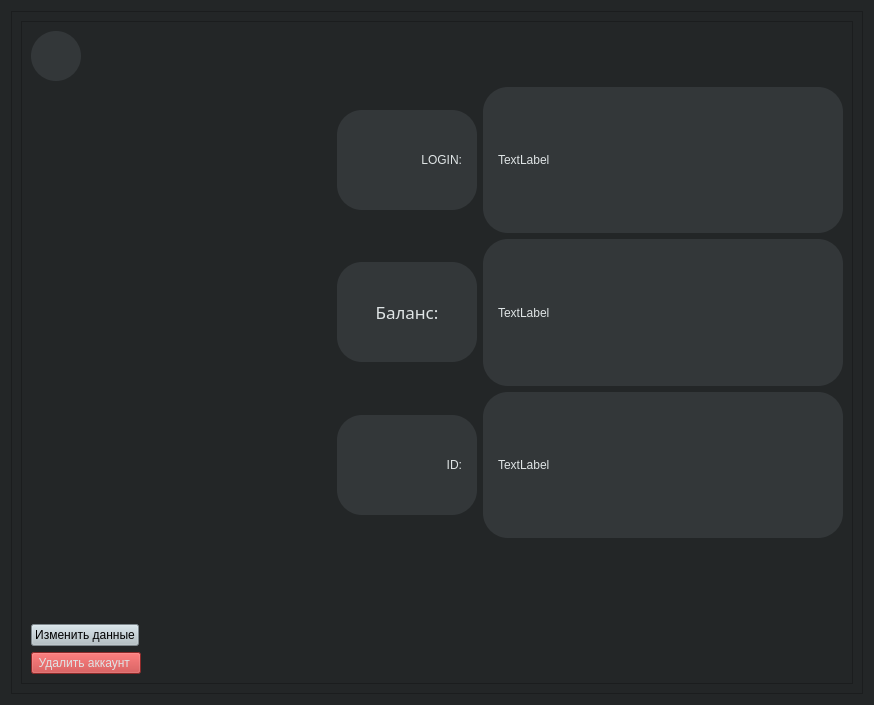
The window that Account/account.ui (ToniTrum/My_EGS) describes before a commit, drawn with Qt 5.
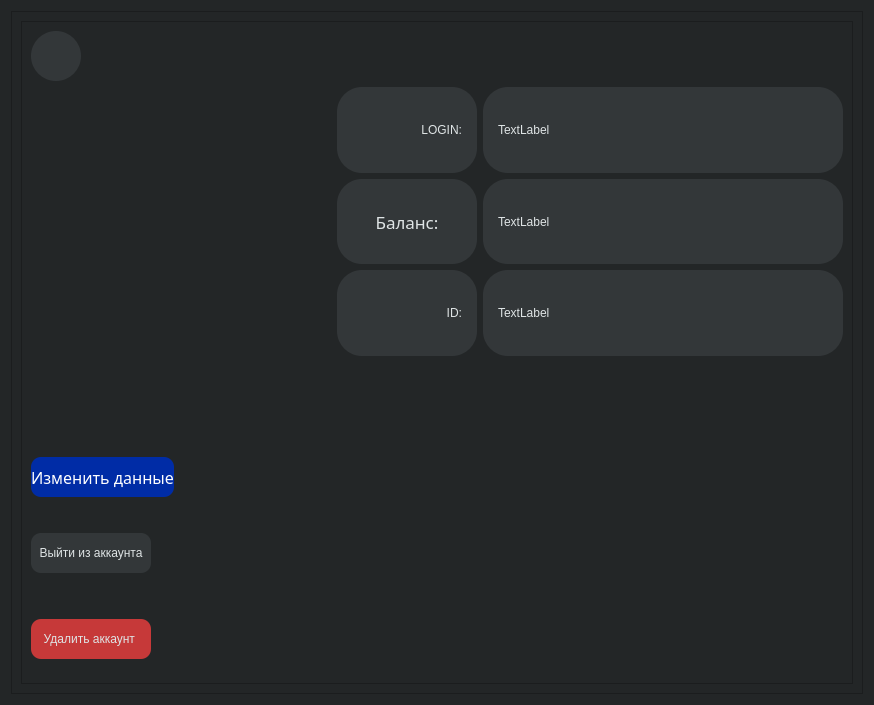
The same window after the commit. Icons and pictures are not drawn.

Commit message: finish account window

Diff of the .ui file:
```diff
--- a/Account/account.ui
+++ b/Account/account.ui
@@ -407,11 +407,40 @@
            </item>
            <item>
             <layout class="QHBoxLayout" name="horizontalLayout_6">
+             <property name="topMargin">
+              <number>15</number>
+             </property>
+             <property name="bottomMargin">
+              <number>15</number>
+             </property>
              <item>
               <widget class="QPushButton" name="change_button">
+               <property name="sizePolicy">
+                <sizepolicy hsizetype="Preferred" vsizetype="Maximum">
+                 <horstretch>0</horstretch>
+                 <verstretch>0</verstretch>
+                </sizepolicy>
+               </property>
+               <property name="minimumSize">
+                <size>
+                 <width>120</width>
+                 <height>40</height>
+                </size>
+               </property>
+               <property name="font">
+                <font>
+                 <family>Yu Gothic UI Semibold</family>
+                 <pointsize>12</pointsize>
+                 <weight>7</weight>
+                 <italic>false</italic>
+                 <bold>false</bold>
+                </font>
+               </property>
                <property name="styleSheet">
-                <string notr="true">background-color: rgb(177, 191, 197);
-font: 63 10pt &quot;Yu Gothic UI Semibold&quot;;
+                <string notr="true">background-color: rgb(0, 44, 166);
+color: rgb(255, 255, 255);
+border-radius: 10%;
+font: 63 12pt &quot;Yu Gothic UI Semibold&quot;;
 
 </string>
                </property>
@@ -425,6 +454,57 @@
                <property name="orientation">
                 <enum>Qt::Horizontal</enum>
                </property>
+               <property name="sizeType">
+                <enum>QSizePolicy::Expanding</enum>
+               </property>
+               <property name="sizeHint" stdset="0">
+                <size>
+                 <width>40</width>
+                 <height>20</height>
+                </size>
+               </property>
+              </spacer>
+             </item>
+            </layout>
+           </item>
+           <item>
+            <layout class="QHBoxLayout" name="horizontalLayout_8">
+             <property name="topMargin">
+              <number>15</number>
+             </property>
+             <property name="bottomMargin">
+              <number>25</number>
+             </property>
+             <item>
+              <widget class="QPushButton" name="exit_account_button">
+               <property name="sizePolicy">
+                <sizepolicy hsizetype="Preferred" vsizetype="Maximum">
+                 <horstretch>0</horstretch>
+                 <verstretch>0</verstretch>
+                </sizepolicy>
+               </property>
+               <property name="minimumSize">
+                <size>
+                 <width>120</width>
+                 <height>40</height>
+                </size>
+               </property>
+               <property name="styleSheet">
+                <string notr="true">color:rgb(223, 228, 229);
+font: 63 12pt &quot;Yu Gothic UI Semibold&quot;;
+background-color: rgb(51, 55, 57);
+border-radius: 10%;</string>
+               </property>
+               <property name="text">
+                <string>Выйти из аккаунта</string>
+               </property>
+              </widget>
+             </item>
+             <item>
+              <spacer name="horizontalSpacer_4">
+               <property name="orientation">
+                <enum>Qt::Horizontal</enum>
+               </property>
                <property name="sizeHint" stdset="0">
                 <size>
                  <width>40</width>
@@ -437,12 +517,25 @@
            </item>
            <item>
             <layout class="QHBoxLayout" name="horizontalLayout_7">
+             <property name="topMargin">
+              <number>15</number>
+             </property>
+             <property name="bottomMargin">
+              <number>15</number>
+             </property>
              <item>
               <widget class="QPushButton" name="del_button">
+               <property name="minimumSize">
+                <size>
+                 <width>120</width>
+                 <height>40</height>
+                </size>
+               </property>
                <property name="styleSheet">
                 <string notr="true">color:rgb(223, 228, 229);
-font: 63 10pt &quot;Yu Gothic UI Semibold&quot;;
-background-color: rgb(198, 57, 57)
+font: 63 12pt &quot;Yu Gothic UI Semibold&quot;;
+background-color: rgb(198, 57, 57);
+border-radius: 10%;
 
 
 </string>
```
The commit also changes 5 other files.
